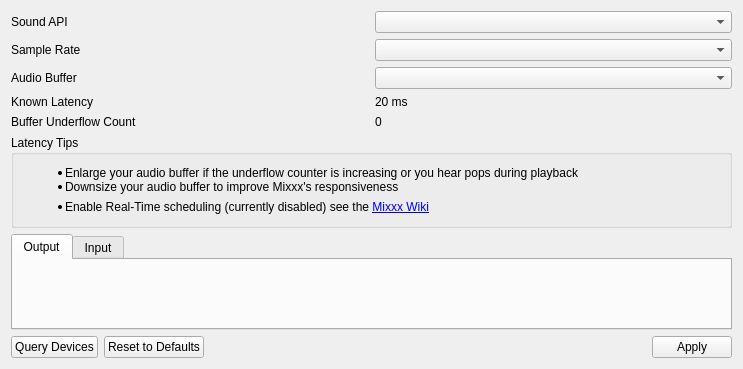
Old version of the form src/dlgprefsounddlg.ui in the repository ywwg/mixxx.
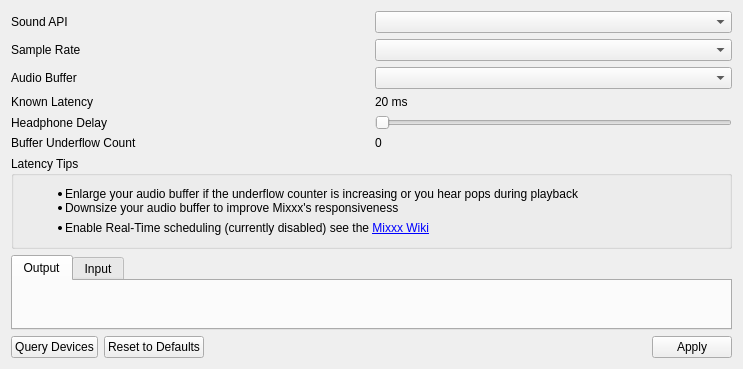
New version of the form.

Patch:
```diff
--- a/src/dlgprefsounddlg.ui
+++ b/src/dlgprefsounddlg.ui
@@ -85,6 +85,39 @@
        </item>
       </layout>
      </item>
+     <item>
+      <layout class="QHBoxLayout" name="pfldelayHLayout">
+       <item>
+        <widget class="QLabel" name="pfldelayLabel">
+         <property name="autoFillBackground">
+          <bool>false</bool>
+         </property>
+         <property name="text">
+          <string>Headphone Delay</string>
+         </property>
+        </widget>
+       </item>
+       <item>
+        <widget class="QSlider" name="pflDelaySlider">
+         <property name="sizePolicy">
+          <sizepolicy hsizetype="Preferred" vsizetype="Fixed">
+           <horstretch>0</horstretch>
+           <verstretch>0</verstretch>
+          </sizepolicy>
+         </property>
+         <property name="minimum">
+          <number>0</number>
+         </property>
+         <property name="maximum">
+          <number>1000</number>
+         </property>
+         <property name="orientation">
+          <enum>Qt::Horizontal</enum>
+         </property>
+        </widget>
+       </item>
+      </layout>
+     </item>
      <item>
       <layout class="QHBoxLayout" name="underflowHLayout">
        <item>
```
